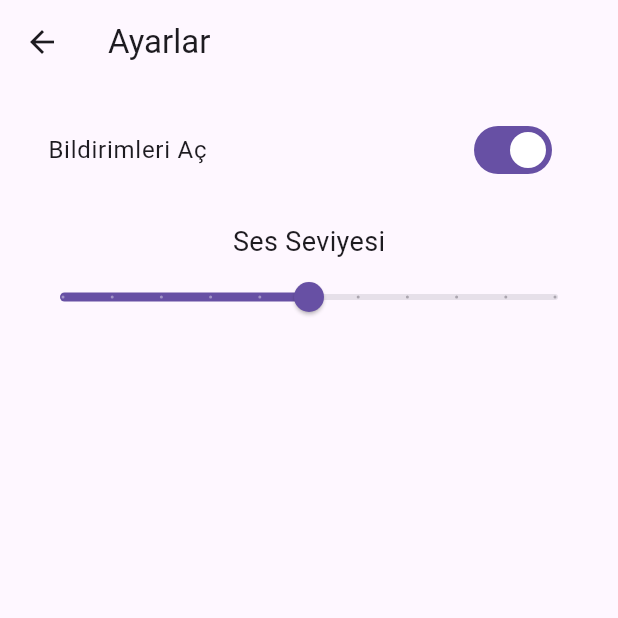
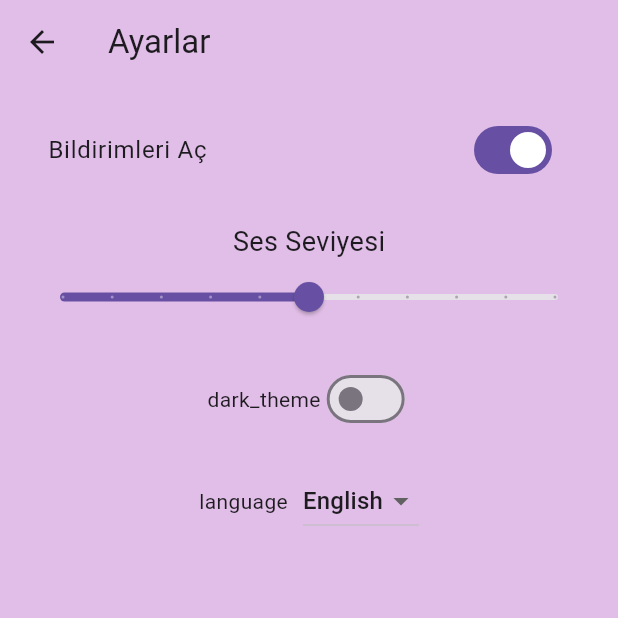
Before and after one commit to hasanacikeloffical/projectsistem, a Flutter app: the SettingPage screen opened directly, on a phone screen of 412 x 824 dp, the top half of it. Run offline on Flutter 3.47's test engine with Material 3 defaults, Android fonts, the phone set to English and light mode, and no system bars; our stand-ins replace cloud_firestore, firebase_auth, firebase_core, shared_preferences; accounts and stored records are empty; network calls fail.

Commit message:
tamamlandı

```diff
--- /dev/null
+++ b/lib/core/ThemeManager.dart
@@ -0,0 +1,32 @@
+import 'package:flutter/material.dart';
+import 'package:shared_preferences/shared_preferences.dart';
+
+
+class ThemeManager with ChangeNotifier {
+  ThemeMode _themeMode = ThemeMode.light;
+
+  ThemeMode get themeMode => _themeMode;
+
+  ThemeManager() {
+    _loadTheme();
+  }
+
+  void toggleTheme() async {
+    _themeMode =
+        _themeMode == ThemeMode.light ? ThemeMode.dark : ThemeMode.light;
+    notifyListeners();
+    await _saveTheme();
+  }
+
+  Future<void> _loadTheme() async {
+    final prefs = await SharedPreferences.getInstance();
+    final isDarkMode = prefs.getBool('isDarkMode') ?? false;
+    _themeMode = isDarkMode ? ThemeMode.dark : ThemeMode.light;
+    notifyListeners();
+  }
+
+  Future<void> _saveTheme() async {
+    final prefs = await SharedPreferences.getInstance();
+    prefs.setBool('isDarkMode', _themeMode == ThemeMode.dark);
+  }
+}
--- a/lib/pages/registerPage.dart
+++ b/lib/pages/registerPage.dart
@@ -74,7 +74,7 @@ class _registerPage extends State<RegisterPage> {
                         backgroundColor: Colors.deepPurple.shade300,
                       ),
                       child: Text(
-                        'Register',
+                        'Üye Ol',
                         style: TextStyle(color: Colors.white),
                       ),
                     ),
--- a/lib/pages/settingsPage.dart
+++ b/lib/pages/settingsPage.dart
@@ -1,6 +1,7 @@
 import 'package:flutter/material.dart';
-import 'package:projectsistem/loginPage.dart';
-
+import 'package:projectsistem/core/ThemeManager.dart';
+import 'package:projectsistem/core/localemanager.dart';
+import 'package:provider/provider.dart';
 
 class SettingPage extends StatefulWidget {
   @override
@@ -14,7 +15,11 @@ class _SettingPageState extends State<SettingPage> {
   @override
   Widget build(BuildContext context) {
     return Scaffold(
-      appBar: AppBar(title: Text('Ayarlar')),
+      backgroundColor: Colors.purple.shade100,
+      appBar: AppBar(
+        backgroundColor: Colors.purple.shade100,
+        title: Text('Ayarlar'),
+      ),
       body: Padding(
         padding: EdgeInsets.all(16.0),
         child: Column(
@@ -42,9 +47,58 @@ class _SettingPageState extends State<SettingPage> {
                 });
               },
             ),
+            SizedBox(height: 20),
+            SettingsWidget(), // Yeni bileşeni ekledik
           ],
         ),
       ),
     );
   }
 }
+
+// **Ayrı bir ayar bileşeni olarak SettingsWidget**
+class SettingsWidget extends StatelessWidget {
+  @override
+  Widget build(BuildContext context) {
+    final themeManager = Provider.of<ThemeManager>(context);
+    final localManager = Provider.of<LocalManager>(context);
+
+    return Column(
+      mainAxisAlignment: MainAxisAlignment.center,
+      children: [
+        Row(
+          mainAxisAlignment: MainAxisAlignment.center,
+          children: [
+            Text(localManager.translate('dark_theme')),
+            Switch(
+              value: themeManager.themeMode == ThemeMode.dark,
+              onChanged: (value) {
+                themeManager.toggleTheme();
+              },
+            ),
+          ],
+        ),
+        const SizedBox(height: 20),
+        Row(
+          mainAxisAlignment: MainAxisAlignment.center,
+          children: [
+            Text(localManager.translate('language')),
+            const SizedBox(width: 10),
+            DropdownButton<Locale>(
+              value: localManager.currentLocale,
+              onChanged: (Locale? newLocale) {
+                if (newLocale != null) {
+                  localManager.changedLocale(newLocale);
+                }
+              },
+              items: const [
+                DropdownMenuItem(value: Locale('en'), child: Text('English')),
+                DropdownMenuItem(value: Locale('tr'), child: Text('Türkçe')),
+              ],
+            ),
+          ],
+        ),
+      ],
+    );
+  }
+}
```
Also changed, not shown: lib/core/localemanager.dart (added, +50 -0 lines), lib/main.dart (+46 -26 lines), lib/pages/homePage.dart (+14 -14 lines), lib/pages/profilePage.dart (+41 -16 lines), pubspec.yaml (+9 -3 lines), pubspec.lock, 6 other files.
